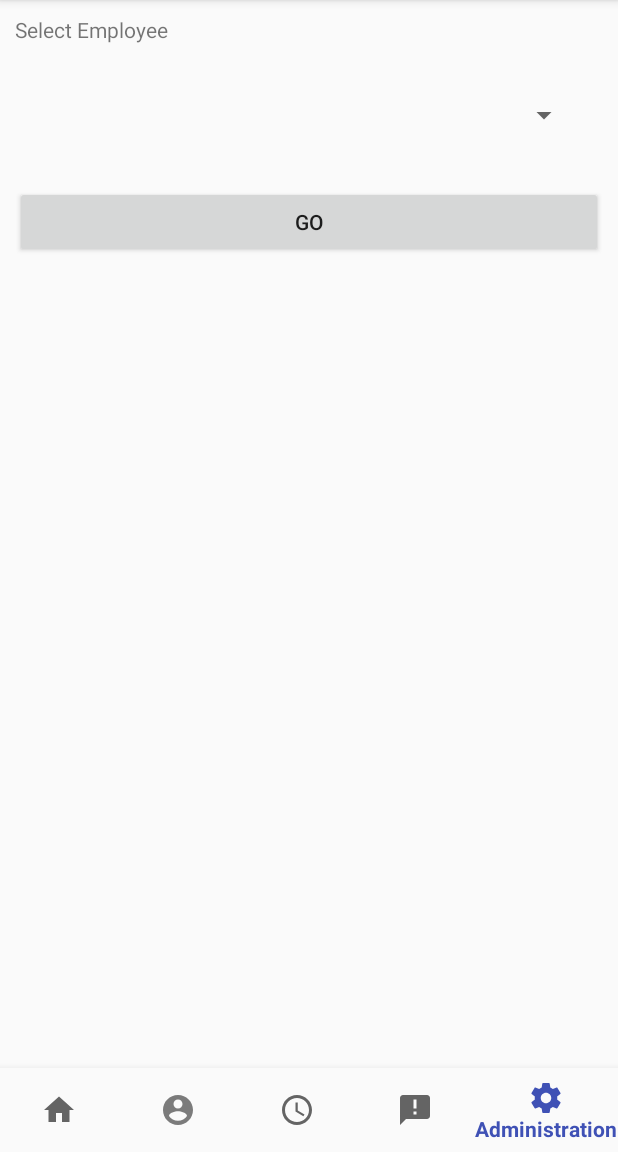
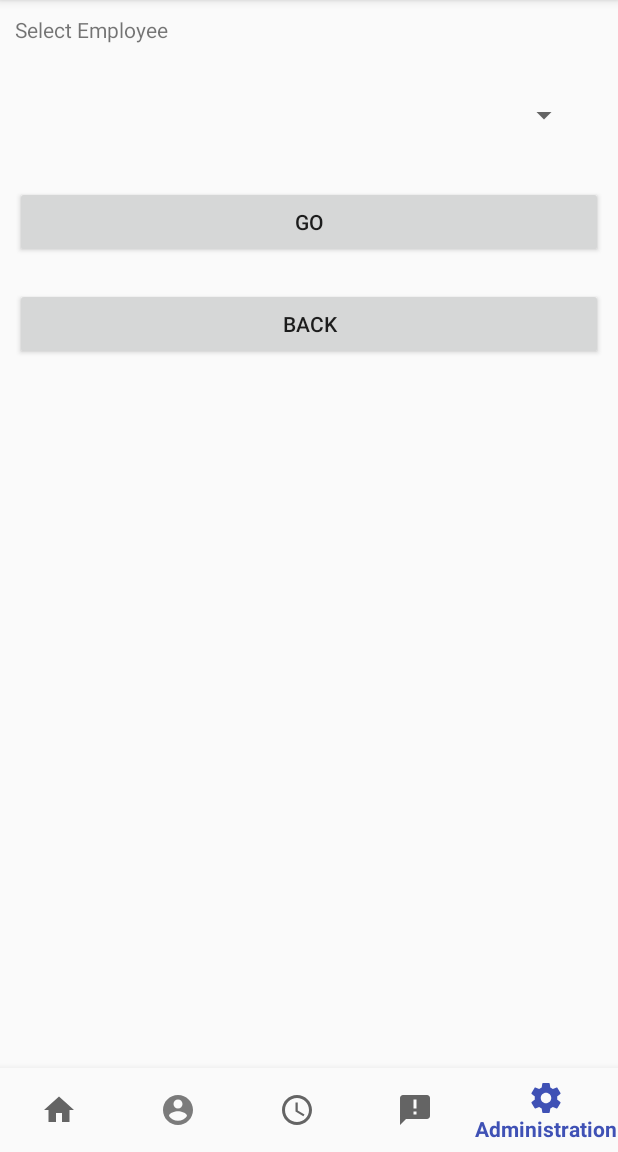
Before and after one commit to MJSanfelippo/CECS491Project, an Android app: the EditEmployeeSelection screen opened directly, with no data from a screen before it, on a phone screen of 412 x 824 dp, the part 84-1236 px from its top. Run offline under Robolectric (Android 15) with nearby library versions, the phone set to English and light mode, and no system bars; our stand-ins replace Firebase (no records; nobody signed in at launch, a user with empty details on screens opened directly).

Commit message:
Added a back button to employee selection page

```diff
--- a/app/src/main/java/cecs491/android/csulb/edu/cecs491project/EditEmployeeSelection.java
+++ b/app/src/main/java/cecs491/android/csulb/edu/cecs491project/EditEmployeeSelection.java
@@ -42,6 +42,8 @@ public class EditEmployeeSelection extends AppCompatActivity {
      */
     private Button editPageButton;
 
+    private Button backButton;
+
     /**
      * the navigation bar
      */
@@ -67,6 +69,14 @@ public class EditEmployeeSelection extends AppCompatActivity {
     private void instantiateLayout() {
         selectEmployee = findViewById(R.id.selectEmployee);
         employeeNameSpinner = findViewById(R.id.employeeNameSpinner);
+        backButton = findViewById(R.id.employeeSelectionBackButton);
+        backButton.setOnClickListener(new View.OnClickListener() {
+            @Override
+            public void onClick(View view) {
+                Intent i = new Intent(EditEmployeeSelection.this, EmployerAdminActivity.class);
+                startActivity(i);
+            }
+        });
         editPageButton = findViewById(R.id.toEditPageButton);
         editPageButton.setOnClickListener(new View.OnClickListener() {
             @Override
--- a/app/src/main/res/layout/activity_edit_employee_selection.xml
+++ b/app/src/main/res/layout/activity_edit_employee_selection.xml
@@ -44,6 +44,12 @@
             android:layout_height="wrap_content"
             android:layout_margin="10dp"
             android:text="Go" />
+        <Button
+            android:id="@+id/employeeSelectionBackButton"
+            android:layout_width="match_parent"
+            android:layout_height="wrap_content"
+            android:text="Back"
+            android:layout_margin="10dp"/>
 
     </LinearLayout>
 </android.support.constraint.ConstraintLayout>
```
Lines whose indentation alone changed are shown as unchanged.
